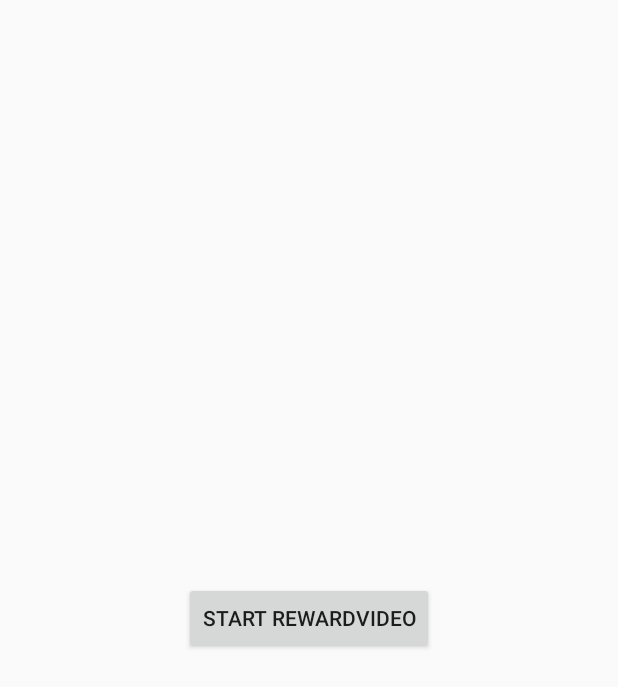
After one commit to adxcorp/ADXLibrary_Sample_Android, an Android app: the layout activity_rewarded_video_ad_mob.xml on its own in the app's theme, with its tools: preview values and no code run, on a phone screen of 412 x 824 dp. The commit adds this screen. Shown: the top 687 px of the screen. Run offline under Robolectric (Android 15) with nearby library versions, the phone set to English and light mode, and no system bars.

Commit message:
[Modify] separate MoPub/AdMob rewarded video activity

```diff
--- a/app/build.gradle
+++ b/app/build.gradle
@@ -20,7 +20,9 @@ android {
     }
 }
 
+
 dependencies {
+    implementation 'com.android.support.constraint:constraint-layout:1.0.2'
     compile fileTree(dir: 'libs', include: ['*.jar'])
 
     //noinspection GradleCompatible,GradleCompatible
--- a/app/src/main/java/com/adxcorp/adsample/MainActivity.java
+++ b/app/src/main/java/com/adxcorp/adsample/MainActivity.java
@@ -62,4 +62,10 @@ public class MainActivity extends AppCompatActivity {
         Intent intent = new Intent(this, RewardedVideoActivity.class);
         startActivity(intent);
     }
+
+    @OnClick(R.id.btn_rewarded_video_adMob)
+    void onRewardedVideoAdMob() {
+        Intent intent = new Intent(this, RewardedVideoAdMobActivity.class);
+        startActivity(intent);
+    }
 }
--- /dev/null
+++ b/app/src/main/res/layout/activity_rewarded_video_ad_mob.xml
@@ -0,0 +1,13 @@
+<?xml version="1.0" encoding="utf-8"?>
+<RelativeLayout xmlns:android="http://schemas.android.com/apk/res/android"
+    android:layout_width="match_parent"
+    android:layout_height="match_parent">
+
+    <Button
+        android:id="@+id/buttonAdMob"
+        android:layout_width="wrap_content"
+        android:layout_height="wrap_content"
+        android:text="Start RewardVideo"
+        android:layout_centerVertical="true"
+        android:layout_centerHorizontal="true" />
+</RelativeLayout>
```
Also changed, not shown: app/src/main/AndroidManifest.xml (+8 -10 lines), app/src/main/java/com/adxcorp/adsample/RewardedVideoActivity.java (+2 -80 lines), app/src/main/java/com/adxcorp/adsample/RewardedVideoAdMobActivity.java (added, +99 -0 lines), app/src/main/res/layout/activity_main.xml (+9 -12 lines).
